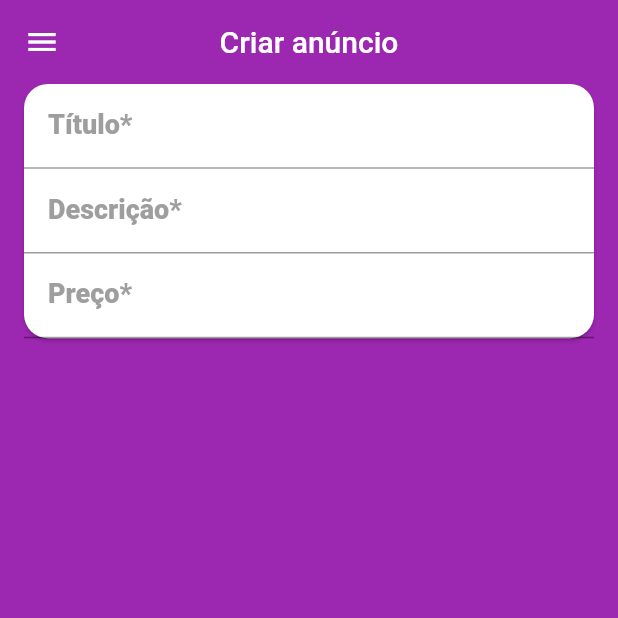
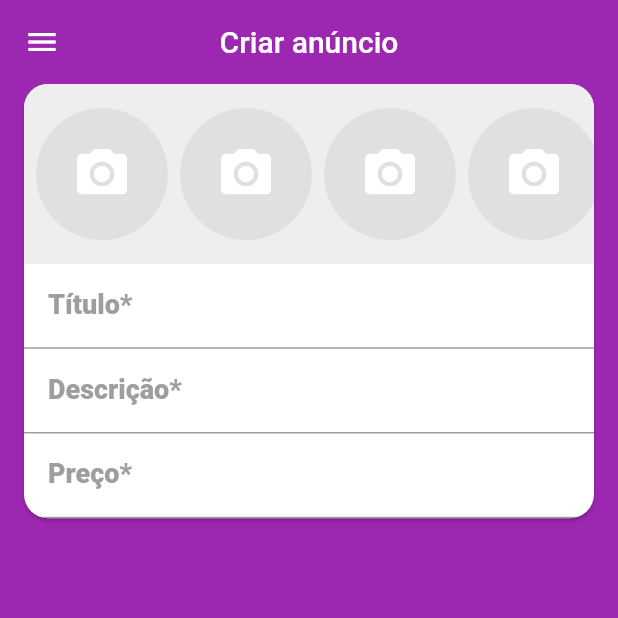
Before and after one commit to brenomacedo/flutter_ccheap, a Flutter app: the screen it shows after launch, swiped to page 2, on a phone screen of 412 x 824 dp, the top half of it. Run offline on Flutter 3.47's test engine with Material 2 defaults, Android fonts, the phone set to English and light mode, and no system bars; our stand-ins replace brasil_fields, flutter_mobx, get_it, mobx, parse_server_sdk_flutter; accounts and stored records are empty; generated files the repository leaves out were written again.

Commit message:
imagesField

```diff
--- /dev/null
+++ b/lib/screens/create/components/images_field.dart
@@ -0,0 +1,40 @@
+import 'dart:io';
+
+import 'package:flutter/cupertino.dart';
+import 'package:flutter/material.dart';
+
+class ImagesField extends StatelessWidget {
+  @override
+  Widget build(BuildContext context) {
+    return Container(
+      color: Colors.grey[200],
+      height: 120,
+      child: ListView.builder(
+        itemBuilder: (_, index) {
+          return Padding(
+            padding: EdgeInsets.fromLTRB(8, 8, 0, 8),
+            child: GestureDetector(
+              onTap: () {
+                if(Platform.isAndroid) {
+                  showModalBottomSheet(context: context, builder: null);
+                } else {
+                  showCupertinoModalPopup(context: context, builder: null);
+                }
+              },
+              child: CircleAvatar(
+                radius: 44,
+                backgroundColor: Colors.grey[300],
+                child: Align(
+                  alignment: Alignment.center,
+                  child: Icon(Icons.camera_alt, color: Colors.white, size: 40)
+                ),
+              ),
+            )
+          );
+        },
+        itemCount: 5,
+        scrollDirection: Axis.horizontal,
+      ),
+    );
+  }
+}
--- a/lib/screens/create/create_screen.dart
+++ b/lib/screens/create/create_screen.dart
@@ -2,6 +2,7 @@ import 'package:brasil_fields/brasil_fields.dart';
 import 'package:flutter/material.dart';
 import 'package:flutter/services.dart';
 import 'package:xlo_mobx/components/custom_drawer/custom_drawer.dart';
+import 'package:xlo_mobx/screens/create/components/images_field.dart';
 
 class CreateScreen extends StatelessWidget {
 
@@ -22,6 +23,7 @@ class CreateScreen extends StatelessWidget {
       ),
       drawer: CustomDrawer(),
       body: Card(
+        clipBehavior: Clip.antiAlias,
         shape: RoundedRectangleBorder(
           borderRadius: BorderRadius.all(Radius.circular(16))
         ),
@@ -29,6 +31,7 @@ class CreateScreen extends StatelessWidget {
         child: Column(
           mainAxisSize: MainAxisSize.min,
           children: [
+            ImagesField(),
             TextFormField(
               decoration: InputDecoration(
                 labelText: 'Título*',
```
